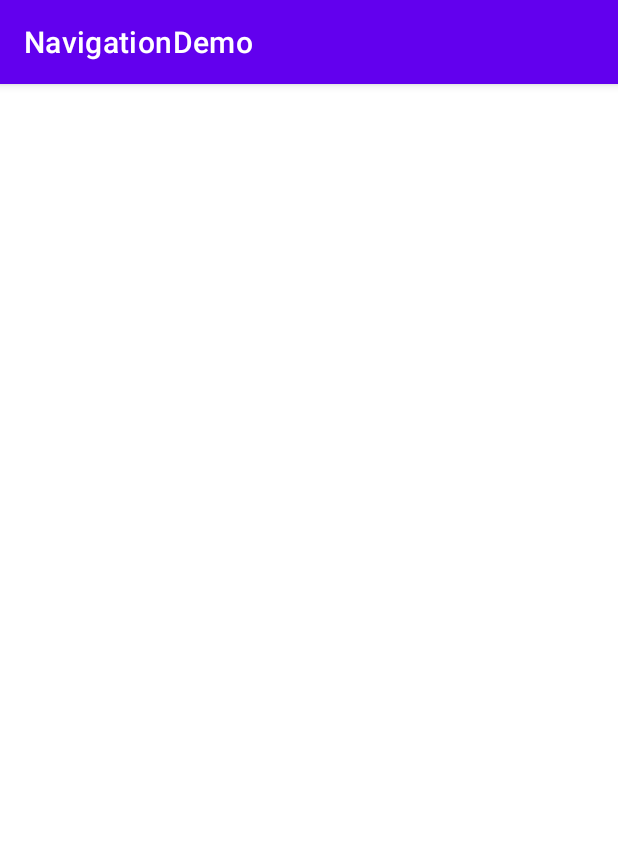
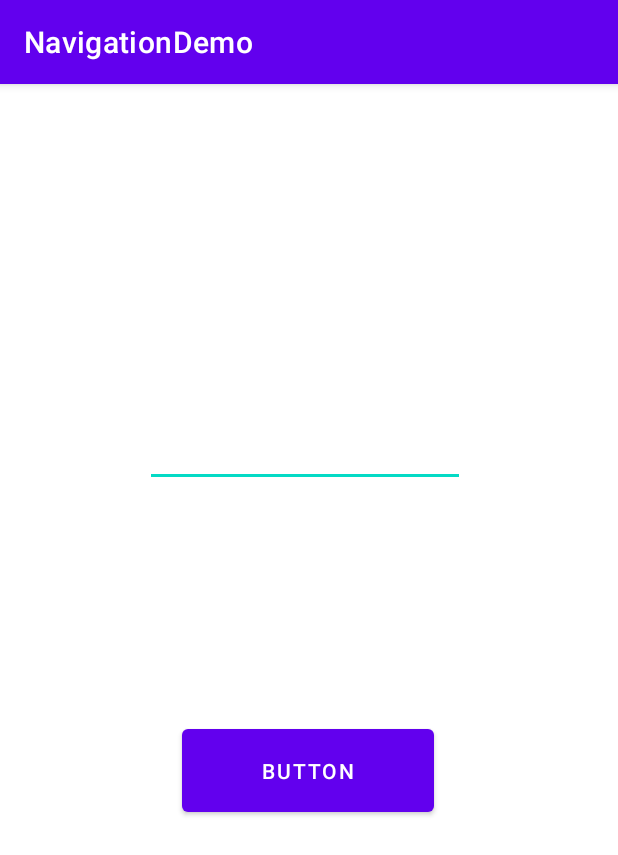
Before and after one commit to livantius/NavigationDemo, an Android app: the screen it shows after launch (MainActivity), on a phone screen of 412 x 824 dp. Shown: the top 855 px of the screen. Run offline under Robolectric (Android 15) with nearby library versions, the phone set to English and light mode, and no system bars; 2 statements that could not run were skipped.

Commit message:
creature NavHostFragment

```diff
--- a/app/build.gradle
+++ b/app/build.gradle
@@ -35,6 +35,7 @@ dependencies {
     implementation 'androidx.constraintlayout:constraintlayout:2.0.4'
     implementation 'androidx.lifecycle:lifecycle-livedata-ktx:2.3.1'
     implementation 'androidx.lifecycle:lifecycle-viewmodel-ktx:2.3.1'
+    implementation 'androidx.legacy:legacy-support-v4:1.0.0'
     testImplementation 'junit:junit:4.13.2'
     androidTestImplementation 'androidx.test.ext:junit:1.1.2'
     androidTestImplementation 'androidx.test.espresso:espresso-core:3.3.0'
--- a/app/src/main/java/com/example/navigationdemo/MainActivity.java
+++ b/app/src/main/java/com/example/navigationdemo/MainActivity.java
@@ -1,22 +1,48 @@
 package com.example.navigationdemo;
 
 import androidx.appcompat.app.AppCompatActivity;
+import android.os.Bundle;
+import com.example.navigationdemo.ui.main.MainFragment;
+import android.net.Uri;
+import android.app.Activity;
 
-import android.os.Bundle;
 
-import com.example.navigationdemo.ui.main.MainFragment;
+public class MainActivity extends AppCompatActivity implements SecondFragment.OnFragmentInteractionListener {
 
-public class MainActivity extends AppCompatActivity {
 
     @Override
+
     protected void onCreate(Bundle savedInstanceState) {
+
         super.onCreate(savedInstanceState);
-       /* setContentView(R.layout.main_activity);
-        if (savedInstanceState == null) {
-            getSupportFragmentManager().beginTransaction()
-                    .replace(R.id.container, MainFragment.newInstance())
-                    .commitNow();*/
-       // }
+
+        setContentView(R.layout.main_activity);
+
     }
 
+    @Override
+
+    public void onFragmentInteraction(Uri uri) {
+
+    }
+
+
+
+
+
+
+
+
+
+
+  /*   @Override
+    protected void onCreate(Bundle savedInstanceState) {
+         super.onCreate(savedInstanceState);
+         setContentView(R.layout.main_activity);
+         if (savedInstanceState == null) {
+             getSupportFragmentManager().beginTransaction()
+                     .replace(R.id.container, MainFragment.newInstance())
+                     .commitNow();
+         }
+     }*/
 }
--- a/app/src/main/java/com/example/navigationdemo/ui/main/MainFragment.java
+++ b/app/src/main/java/com/example/navigationdemo/ui/main/MainFragment.java
@@ -31,9 +31,16 @@ public class MainFragment extends Fragment {
 
     @Override
     public void onActivityCreated(@Nullable Bundle savedInstanceState) {
-        super.onActivityCreated(savedInstanceState);
-        mViewModel = new ViewModelProvider(this).get(MainViewModel.class);
-        // TODO: Use the ViewModel
+        super.onActivityCreated(savedInstanceState);//mViewModel = ViewModelProviders.of(this).get(MainViewModel.class);
+        Button button = getView().findViewById(R.id.button);
+        button.setOnClickListener(new View.OnClickListener() {
+
+            @Override
+            public void onClick(View view) {
+                Navigation.findNavController(view).navigate(R.id.mainToSecond);
+            }
+        });
     }
 
+
 }
--- a/app/src/main/res/layout/main_fragment.xml
+++ b/app/src/main/res/layout/main_fragment.xml
@@ -7,14 +7,24 @@
     android:layout_height="match_parent"
     tools:context=".ui.main.MainFragment">
 
-    <TextView
-        android:id="@+id/message"
+    <Button
+        android:id="@+id/button"
+        android:layout_width="168dp"
+        android:layout_height="67dp"
+        android:layout_marginStart="121dp"
+        android:layout_marginTop="155dp"
+        android:text="Button"
+        app:layout_constraintStart_toStartOf="parent"
+        app:layout_constraintTop_toBottomOf="@+id/userText" />
+
+    <EditText
+        android:id="@+id/userText"
         android:layout_width="wrap_content"
         android:layout_height="wrap_content"
-        android:text="MainFragment"
-        app:layout_constraintBottom_toBottomOf="parent"
+        android:layout_marginTop="223dp"
+        android:layout_marginEnd="102dp"
+        android:ems="10"
+        android:inputType="textPersonName"
         app:layout_constraintEnd_toEndOf="parent"
-        app:layout_constraintStart_toStartOf="parent"
         app:layout_constraintTop_toTopOf="parent" />
-
 </androidx.constraintlayout.widget.ConstraintLayout>
--- a/app/src/main/res/navigation/navigation_graph.xml
+++ b/app/src/main/res/navigation/navigation_graph.xml
@@ -2,6 +2,22 @@
 <navigation
     xmlns:android="http://schemas.android.com/apk/res/android"
     xmlns:app="http://schemas.android.com/apk/res-auto"
-    android:id="@+id/navigation_graph">
+    xmlns:tools="http://schemas.android.com/tools"
+    android:id="@+id/navigation_graph"
+    app:startDestination="@id/mainFragment">
 
+    <fragment
+        android:id="@+id/mainFragment"
+        android:name="com.example.navigationdemo.ui.main.MainFragment"
+        android:label="main_fragment"
+        tools:layout="@layout/main_fragment" >
+        <action
+            android:id="@+id/mainToSecond"
+            app:destination="@id/secondFragment" />
+    </fragment>
+    <fragment
+        android:id="@+id/secondFragment"
+        android:name="com.example.navigationdemo.SecondFragment"
+        android:label="fragment_second"
+        tools:layout="@layout/fragment_second" />
 </navigation>
--- a/app/src/main/res/values/strings.xml
+++ b/app/src/main/res/values/strings.xml
@@ -1,3 +1,5 @@
 <resources>
     <string name="app_name">NavigationDemo</string>
+    <!-- TODO: Remove or change this placeholder text -->
+    <string name="hello_blank_fragment">Hello blank fragment</string>
 </resources>
```
Also changed, not shown: app/src/main/java/com/example/navigationdemo/SecondFragment.java (added, +64 -0 lines), app/src/main/res/layout/fragment_second.xml (added, +19 -0 lines).
